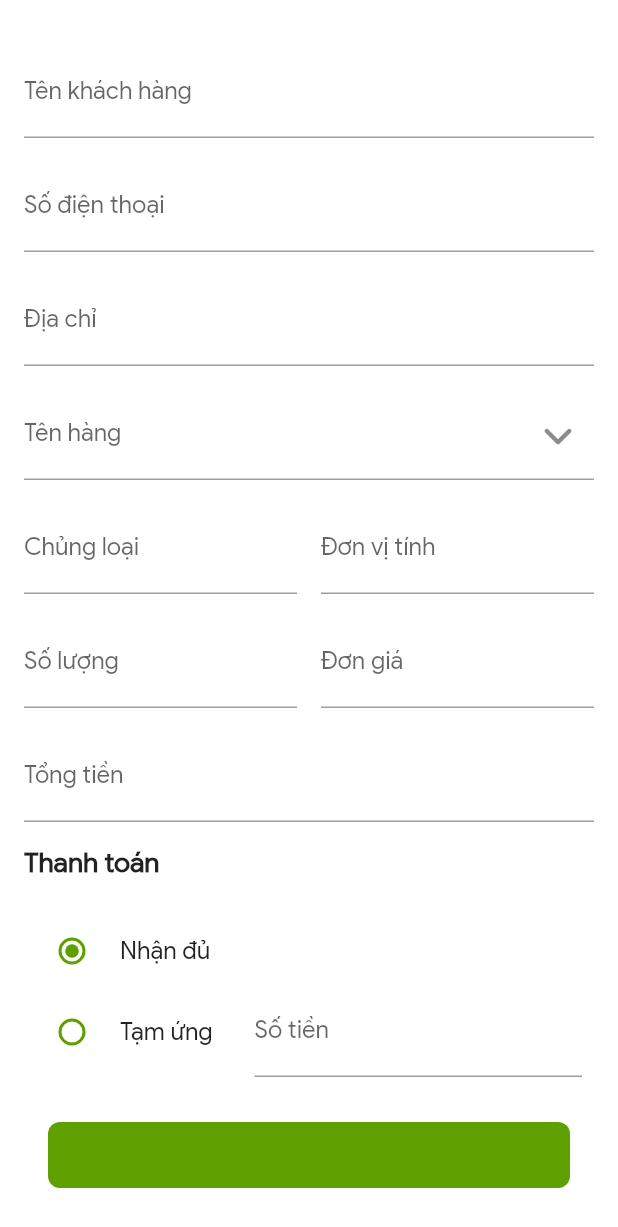
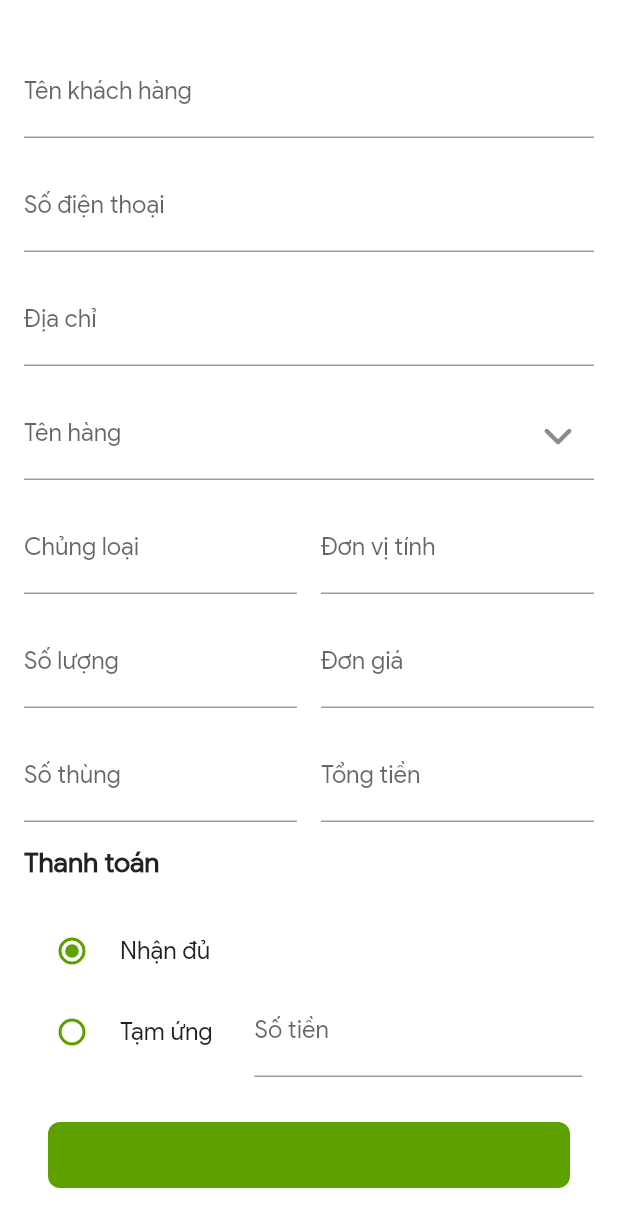
Before and after one commit to tdphuong1996/serepok, a Flutter app: the CreateOrderScreen screen opened directly, on a phone screen of 412 x 824 dp. Shown: the top 1227 px of the screen. Run offline on Flutter 3.47's test engine with Material 2 defaults, Android fonts, the phone set to English and light mode, and no system bars; our stand-ins replace adaptive_dialog, dio, flutter_easyloading, font_awesome_flutter, image_picker, shared_preferences; missing offline and left inert: qr_code_scanner; accounts and stored records are empty.

Commit message:
update qr code, create + update order

```diff
--- a/lib/model/order_model.dart
+++ b/lib/model/order_model.dart
@@ -24,6 +24,7 @@ class OrderModel {
   int moneyType;
   int advanceMoney;
   int collectMoney;
+  int numberBox;
   String? note;
   String createdAt;
   String updatedAt;
@@ -44,6 +45,7 @@ class OrderModel {
     required this.moneyType,
     required this.advanceMoney,
     required this.collectMoney,
+    required this.numberBox,
     required this.note,
     required this.createdAt,
     required this.updatedAt,
@@ -67,6 +69,7 @@ class OrderModel {
         moneyType: json['money_type'],
         advanceMoney: json['advance_money'],
         collectMoney: json['collect_money'],
+        numberBox: json['number_box'],
         note: json['note'],
         createdAt: json['created_at'],
         updatedAt: json['updated_at'],
--- a/lib/ui/dieuhanh/qr/qr_code_screen.dart
+++ b/lib/ui/dieuhanh/qr/qr_code_screen.dart
@@ -40,9 +40,7 @@ class _QRCodeScreen extends State<QRCodeScreen> {
     if (result != null) {
       await controller!.pauseCamera();
       if (kDebugMode) {
-        Navigator.of(context).pushNamed(Routes.ENTER_PHONE_TRANSPORT_SCREEN,
-            arguments: result!.code);
-        // print(result!.code);
+        Navigator.pop(context, result!.code);
       }
       controller!.dispose();
     }
--- a/lib/ui/sale/createorder/create_order_screen.dart
+++ b/lib/ui/sale/createorder/create_order_screen.dart
@@ -46,6 +46,8 @@ class _CreateOrderScreenState extends State<CreateOrderScreen> {
       TextEditingController();
   final TextEditingController _editingProductAmountController =
       TextEditingController();
+  final TextEditingController _editingProductBoxController =
+  TextEditingController();
   final TextEditingController _editingProductPriceController =
       TextEditingController();
   final TextEditingController _editingProductTotalMoneyController =
@@ -152,8 +154,7 @@ class _CreateOrderScreenState extends State<CreateOrderScreen> {
         height(),
         textFieldTap("Trạng thái đơn hàng", false),
         height(),
-        textField("Tổng tiền", _editingProductTotalMoneyController,
-            isNotEdit: true),
+        viewSoThungTongTien(),
         height(),
         header(),
         height(),
@@ -180,8 +181,7 @@ class _CreateOrderScreenState extends State<CreateOrderScreen> {
         height(),
         viewSoLuongDonGia(),
         height(),
-        textField("Tổng tiền", _editingProductTotalMoneyController,
-            isNotEdit: true),
+        viewSoThungTongTien(),
         height(),
         header(),
         height(),
@@ -258,6 +258,24 @@ class _CreateOrderScreenState extends State<CreateOrderScreen> {
         Expanded(
             flex: 1,
             child: textField("Đơn giá", _editingProductPriceController,
+                isNotEdit: true))
+      ],
+    );
+  }
+
+  Widget viewSoThungTongTien() {
+    return Row(
+      children: [
+        Expanded(
+            flex: 1,
+            child: textField("Số thùng", _editingProductBoxController,
+                isCalculate: true, isNumber: true)),
+        const SizedBox(
+          width: 16,
+        ),
+        Expanded(
+            flex: 1,
+            child: textField("Tổng tiền", _editingProductTotalMoneyController,
                 isNotEdit: true))
       ],
     );
@@ -476,6 +494,7 @@ class _CreateOrderScreenState extends State<CreateOrderScreen> {
     int productId = _productId;
     int orderId = _orderId;
     String amount = _editingProductAmountController.text;
+    String amountBox = _editingProductBoxController.text;
     int status = 0;
     if (_status == Status.CONFIRM){
       status = 1;
@@ -517,7 +536,7 @@ class _CreateOrderScreenState extends State<CreateOrderScreen> {
           }
         }
         _orderProvider.updateOrder(name, phone, address, moneyType,
-            advanceMoney, collectMoney, note, productId, amount, orderId, status);
+            advanceMoney, collectMoney, note, productId, amount, orderId, status,amountBox);
         break;
       case TypeAction.ADD:
         if (name.isEmpty ||
@@ -552,13 +571,14 @@ class _CreateOrderScreenState extends State<CreateOrderScreen> {
           }
         }
         _orderProvider.createOrder(name, phone, address, moneyType,
-            advanceMoney, collectMoney, note, productId, amount);
+            advanceMoney, collectMoney, note, productId, amount,amountBox);
         break;
     }
   }
 
   void setDefaultData() {
     final order = widget._orderModel!;
+    _editingProductBoxController.text = order.numberBox.toString();
     _editingFullNameController.text = order.name;
     _editingPhoneNumberController.text = order.phone;
     _editingAddressController.text = order.address;
@@ -606,7 +626,8 @@ class _CreateOrderScreenState extends State<CreateOrderScreen> {
       _editingThuHoController,
       _editingProductAmountController,
       _editingProductPriceController,
-      _editingProductTotalMoneyController
+      _editingProductTotalMoneyController,
+      _editingProductBoxController
     ];
     for (var element in controllers) {
       element.text = "";
--- a/lib/ui/sale/createorder/order_provider.dart
+++ b/lib/ui/sale/createorder/order_provider.dart
@@ -114,7 +114,7 @@ class OrderProvider extends BaseProvider {
       String collectMoney,
       String note,
       int productId,
-      String amount,
+      String amount, String amountBox,
       ) async{
     showLoading();
     String paramId = "products[$productId]";
@@ -132,6 +132,7 @@ class OrderProvider extends BaseProvider {
       'advance_money': tamUng,
       'collect_money': thuHo,
       'note': note,
+      'number_box': int.parse(amountBox),
       paramId: int.parse(amount)
     });
 
@@ -153,7 +154,7 @@ class OrderProvider extends BaseProvider {
       String note,
       int productId,
       String amount,
-      int orderId, int status,
+      int orderId, int status, String amountBox,
       ) async{
     showLoading();
     String paramId = "products[$productId]";
@@ -171,6 +172,7 @@ class OrderProvider extends BaseProvider {
       'advance_money': tamUng,
       'collect_money': thuHo,
       'note': note,
+      'number_box': int.parse(amountBox),
       paramId: int.parse(amount)
     });
     _status = status;
--- a/lib/ui/sale/sale_screen.dart
+++ b/lib/ui/sale/sale_screen.dart
@@ -35,6 +35,7 @@ class _SaleScreenState extends State<SaleScreen> {
         moneyType: 0,
         advanceMoney: 0,
         collectMoney: 0,
+        numberBox: 0,
         note: "",
         createdAt: "",
         updatedAt: "",
```
Also changed, not shown: lib/ui/dieuhanh/addproduct/list_product_screen.dart (+12 -5 lines), lib/ui/dieuhanh/transport/approved_order_screen.dart (+4 -7 lines), lib/ui/dieuhanh/transport_screen.dart (+12 -3 lines).
